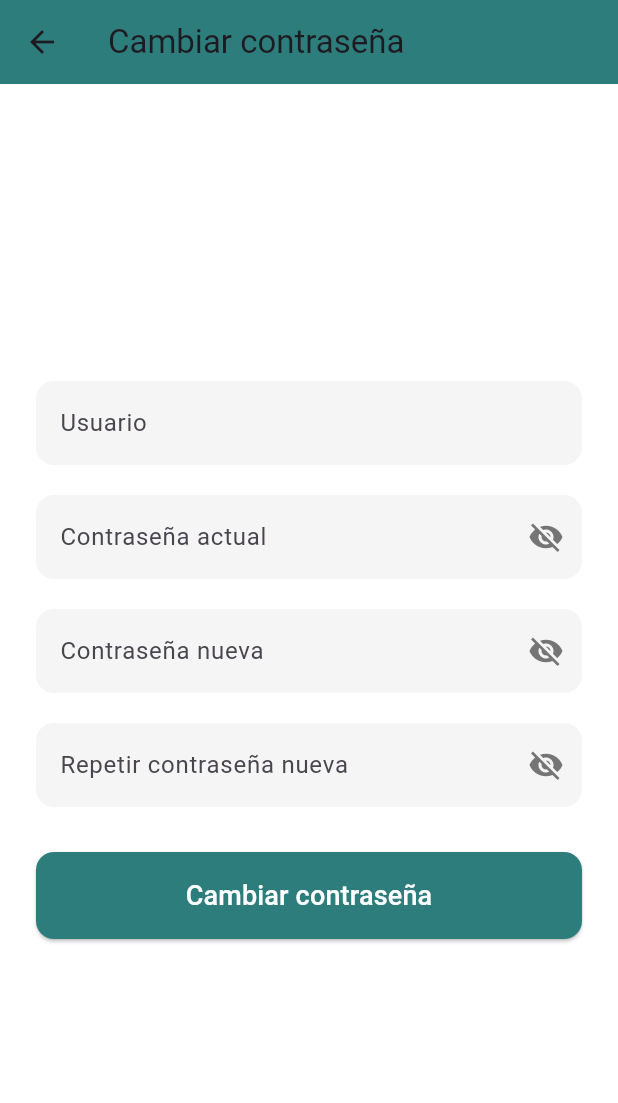
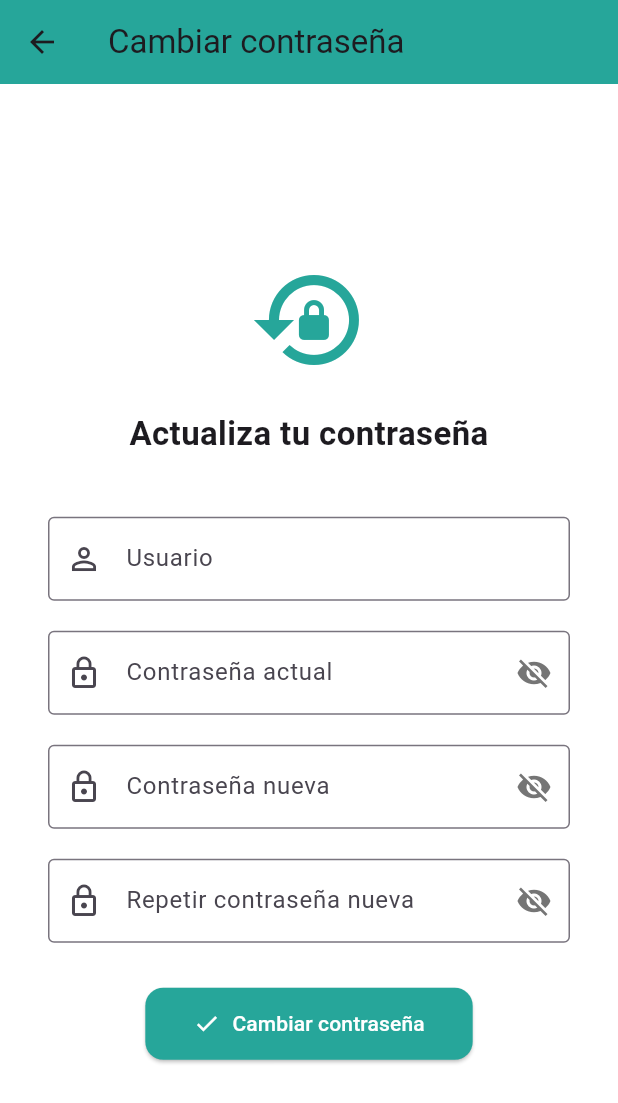
Before and after one commit to juanmarcos99/aplicacionestep, a Flutter app: the CambiarContrasenaScreen screen opened by its route, on a phone screen of 412 x 824 dp. Shown: the top 1103 px of the screen. Run offline on Flutter 3.47's test engine with Material 3 defaults, Android fonts, the phone set to English and light mode, and no system bars; our stand-ins replace sqflite; accounts and stored records are empty.

Commit message:
Se cambiaron cosas en db_helper para que el usuario no diera error con las minusculas y espacios  a la hora de autenticar,  se cambio el estilo visual de login, cambiar_contraseña y paciente

```diff
--- a/lib/main.dart
+++ b/lib/main.dart
@@ -25,7 +25,7 @@ class MyApp extends StatelessWidget {
         '/': (context) => const LoginScreen(),
         '/paciente': (context) => const PacienteScreen(),
         '/doctor': (context) => const DoctorScreen(),
-        '/cambiarcontraseña': (context) => const CambiarContrasenaScreen(),
+        '/cambiarcontrasena': (context) => const CambiarContrasenaScreen(),
       },
     );
   }
--- a/lib/screens/cambiar_contrasena_screen.dart
+++ b/lib/screens/cambiar_contrasena_screen.dart
@@ -20,30 +20,36 @@ class _CambiarContrasenaScreenState extends State<CambiarContrasenaScreen> {
 
   @override
   Widget build(BuildContext context) {
+    const Color primaryColor = Color(0xFF26A69A);
+
     return Scaffold(
       backgroundColor: Colors.white,
       appBar: AppBar(
         title: const Text("Cambiar contraseña"),
-        backgroundColor: const Color(0xFF2E7D7D),
+        backgroundColor: primaryColor,
       ),
-      body: SafeArea(
-        child: Center(
+      body: Center(
         child: SingleChildScrollView(
-            padding: const EdgeInsets.all(24.0),
+          padding: const EdgeInsets.symmetric(horizontal: 32.0, vertical: 24.0),
           child: Column(
-              crossAxisAlignment: CrossAxisAlignment.stretch,
+            mainAxisAlignment: MainAxisAlignment.center,
             children: [
+              const Icon(Icons.lock_reset, size: 80, color: primaryColor),
+              const SizedBox(height: 20),
+              const Text(
+                "Actualiza tu contraseña",
+                textAlign: TextAlign.center,
+                style: TextStyle(fontSize: 22, fontWeight: FontWeight.bold),
+              ),
+              const SizedBox(height: 40),
+
               // Usuario
               TextField(
                 controller: _userController,
-                  decoration: InputDecoration(
+                decoration: const InputDecoration(
                   labelText: "Usuario",
-                    filled: true,
-                    fillColor: Colors.grey.shade100,
-                    border: OutlineInputBorder(
-                      borderRadius: BorderRadius.circular(12),
-                      borderSide: BorderSide.none,
-                    ),
+                  prefixIcon: Icon(Icons.person_outline),
+                  border: OutlineInputBorder(),
                 ),
               ),
               const SizedBox(height: 20),
@@ -54,12 +60,8 @@ class _CambiarContrasenaScreenState extends State<CambiarContrasenaScreen> {
                 obscureText: _obscureCurrent,
                 decoration: InputDecoration(
                   labelText: "Contraseña actual",
-                    filled: true,
-                    fillColor: Colors.grey.shade100,
-                    border: OutlineInputBorder(
-                      borderRadius: BorderRadius.circular(12),
-                      borderSide: BorderSide.none,
-                    ),
+                  prefixIcon: const Icon(Icons.lock_outline),
+                  border: const OutlineInputBorder(),
                   suffixIcon: IconButton(
                     icon: Icon(
                       _obscureCurrent ? Icons.visibility_off : Icons.visibility,
@@ -81,12 +83,8 @@ class _CambiarContrasenaScreenState extends State<CambiarContrasenaScreen> {
                 obscureText: _obscureNew,
                 decoration: InputDecoration(
                   labelText: "Contraseña nueva",
-                    filled: true,
-                    fillColor: Colors.grey.shade100,
-                    border: OutlineInputBorder(
-                      borderRadius: BorderRadius.circular(12),
-                      borderSide: BorderSide.none,
-                    ),
+                  prefixIcon: const Icon(Icons.lock_outline),
+                  border: const OutlineInputBorder(),
                   suffixIcon: IconButton(
                     icon: Icon(
                       _obscureNew ? Icons.visibility_off : Icons.visibility,
@@ -108,12 +106,8 @@ class _CambiarContrasenaScreenState extends State<CambiarContrasenaScreen> {
                 obscureText: _obscureConfirm,
                 decoration: InputDecoration(
                   labelText: "Repetir contraseña nueva",
-                    filled: true,
-                    fillColor: Colors.grey.shade100,
-                    border: OutlineInputBorder(
-                      borderRadius: BorderRadius.circular(12),
-                      borderSide: BorderSide.none,
-                    ),
+                  prefixIcon: const Icon(Icons.lock_outline),
+                  border: const OutlineInputBorder(),
                   suffixIcon: IconButton(
                     icon: Icon(
                       _obscureConfirm ? Icons.visibility_off : Icons.visibility,
@@ -130,14 +124,7 @@ class _CambiarContrasenaScreenState extends State<CambiarContrasenaScreen> {
               const SizedBox(height: 30),
 
               // Botón Cambiar contraseña
-                ElevatedButton(
-                  style: ElevatedButton.styleFrom(
-                    backgroundColor: const Color(0xFF2E7D7D),
-                    shape: RoundedRectangleBorder(
-                      borderRadius: BorderRadius.circular(12),
-                    ),
-                    padding: const EdgeInsets.symmetric(vertical: 16),
-                  ),
+              ElevatedButton.icon(
                 onPressed: () async {
                   final user = _userController.text.trim();
                   final currentPass = _currentPasswordController.text;
@@ -198,16 +185,21 @@ class _CambiarContrasenaScreenState extends State<CambiarContrasenaScreen> {
                     );
                   }
                 },
-                  child: const Text(
-                    "Cambiar contraseña",
-                    style: TextStyle(fontSize: 18, color: Colors.white),
+                icon: const Icon(Icons.check),
+                label: const Text("Cambiar contraseña"),
+                style: ElevatedButton.styleFrom(
+                  backgroundColor: primaryColor,
+                  foregroundColor: Colors.white,
+                  padding: const EdgeInsets.symmetric(horizontal: 32, vertical: 14),
+                  shape: RoundedRectangleBorder(
+                    borderRadius: BorderRadius.circular(12),
+                  ),
                 ),
               ),
             ],
           ),
         ),
       ),
-      ),
     );
   }
 }
```
Also changed, not shown: lib/database/db_helper.dart (+9 -9 lines), lib/screens/login_screen.dart (+36 -45 lines), lib/screens/paciente_screen.dart (+80 -15 lines). Lines whose indentation alone changed are shown as unchanged.
